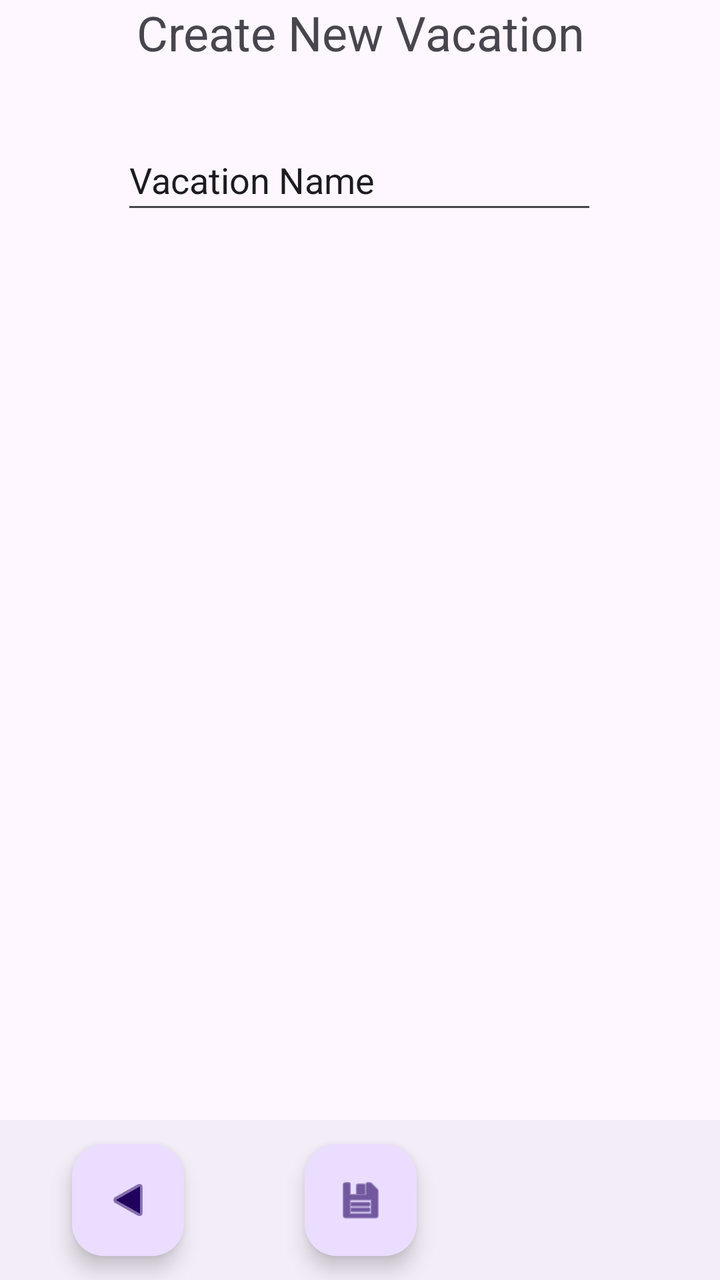
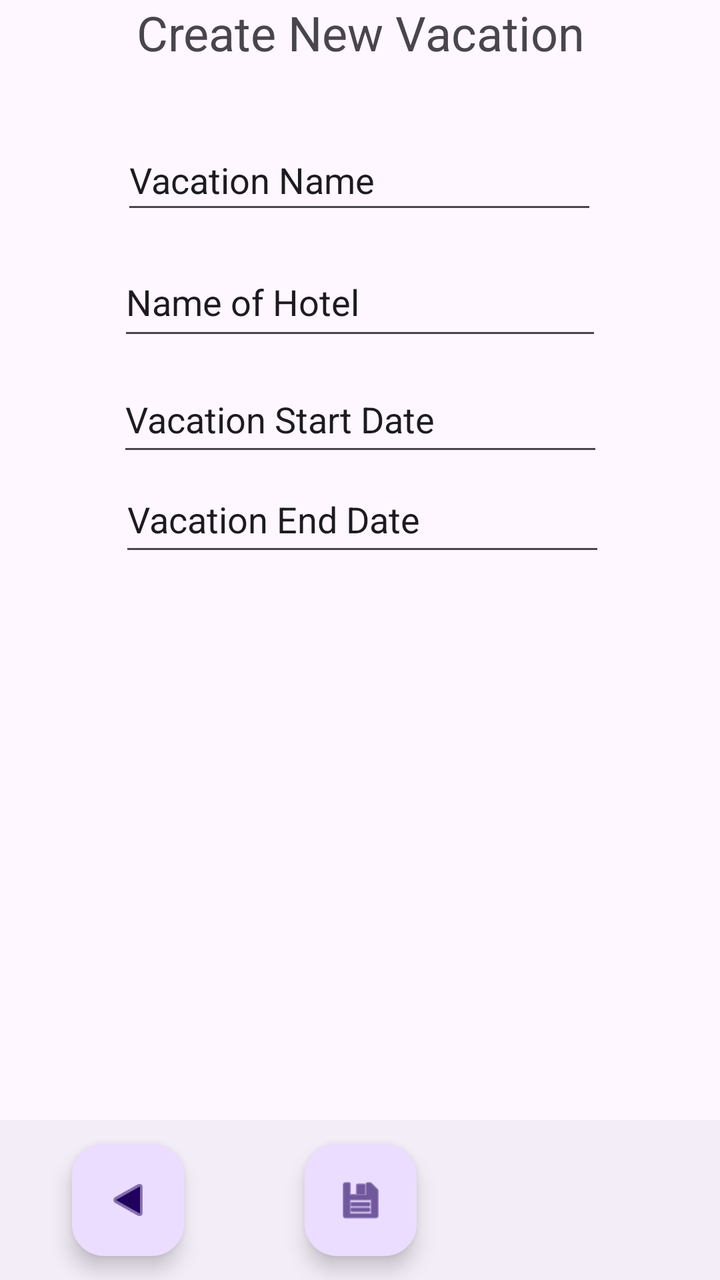

Compare the two renders of this Android layout. The source of the first and the diff that turns it into the second are given below.
<!-- AndroidManifest.xml: application theme Theme.VacationPlannerTool -->
<!-- res/layout/activity_add_vacation.xml -->
<?xml version="1.0" encoding="utf-8"?>
<androidx.constraintlayout.widget.ConstraintLayout xmlns:android="http://schemas.android.com/apk/res/android"
    xmlns:app="http://schemas.android.com/apk/res-auto"
    xmlns:tools="http://schemas.android.com/tools"
    android:id="@+id/main"
    android:layout_width="match_parent"
    android:layout_height="match_parent"
    tools:context=".AddVacationActivity">

    <com.google.android.material.textfield.TextInputLayout
        android:layout_width="409dp"
        android:layout_height="wrap_content"
        tools:layout_editor_absoluteX="1dp"
        tools:layout_editor_absoluteY="547dp"/>

    <com.google.android.material.bottomappbar.BottomAppBar
        android:id="@+id/bottomAppBar"
        android:layout_width="409dp"
        android:layout_height="wrap_content"
        android:layout_gravity="bottom"
        app:layout_constraintBottom_toBottomOf="parent"
        app:layout_constraintEnd_toEndOf="parent"
        app:layout_constraintStart_toStartOf="parent" />

    <com.google.android.material.floatingactionbutton.FloatingActionButton
        android:id="@+id/addVacSaveBtn"
        android:layout_width="wrap_content"
        android:layout_height="wrap_content"
        android:clickable="true"
        app:layout_constraintBottom_toBottomOf="@+id/bottomAppBar"
        app:layout_constraintEnd_toEndOf="@+id/bottomAppBar"
        app:layout_constraintStart_toStartOf="@+id/bottomAppBar"
        app:layout_constraintTop_toTopOf="@+id/bottomAppBar"
        app:srcCompat="@android:drawable/ic_menu_save" />

    <com.google.android.material.floatingactionbutton.FloatingActionButton
        android:id="@+id/addVacBackBtn"
        android:layout_width="wrap_content"
        android:layout_height="wrap_content"
        android:clickable="true"
        android:rotationY="180"
        app:layout_constraintBottom_toBottomOf="parent"
        app:layout_constraintEnd_toStartOf="@+id/addVacSaveBtn"
        app:layout_constraintStart_toStartOf="@+id/bottomAppBar"
        app:layout_constraintTop_toTopOf="@+id/bottomAppBar"
        app:srcCompat="@android:drawable/ic_media_play" />

    <TextView
        android:id="@+id/textView"
        android:layout_width="280dp"
        android:layout_height="65dp"
        android:text="Create New Vacation"
        android:textAlignment="center"
        android:textSize="24sp"
        app:layout_constraintEnd_toEndOf="parent"
        app:layout_constraintStart_toStartOf="parent"
        app:layout_constraintTop_toTopOf="parent" />

    <EditText
        android:id="@+id/addVacNameField"
        android:layout_width="238dp"
        android:layout_height="47dp"
        android:ems="10"
        android:inputType="text"
        android:text="Vacation Name"
        app:layout_constraintEnd_toEndOf="parent"
        app:layout_constraintHorizontal_bias="0.497"
        app:layout_constraintStart_toStartOf="parent"
        app:layout_constraintTop_toBottomOf="@+id/textView" />
</androidx.constraintlayout.widget.ConstraintLayout>
<!-- resources referenced by this layout -->
<resources>
  <style name="Theme.VacationPlannerTool" parent="Base.Theme.VacationPlannerTool" />
  <style name="Base.Theme.VacationPlannerTool" parent="Theme.Material3.DayNight.NoActionBar">
          
          
      </style>
</resources>

<!-- the commit's change to res/layout/activity_add_vacation.xml (unified diff, before → after) -->
@@ -67,4 +67,40 @@
         app:layout_constraintHorizontal_bias="0.497"
         app:layout_constraintStart_toStartOf="parent"
         app:layout_constraintTop_toBottomOf="@+id/textView" />
+
+    <EditText
+        android:id="@+id/addVacHotelField"
+        android:layout_width="242dp"
+        android:layout_height="51dp"
+        android:layout_marginTop="12dp"
+        android:ems="10"
+        android:inputType="text"
+        android:text="Name of Hotel"
+        app:layout_constraintEnd_toEndOf="parent"
+        app:layout_constraintStart_toStartOf="parent"
+        app:layout_constraintTop_toBottomOf="@+id/addVacNameField" />
+
+    <EditText
+        android:id="@+id/addVacStartDate"
+        android:layout_width="243dp"
+        android:layout_height="50dp"
+        android:layout_marginTop="8dp"
+        android:ems="10"
+        android:inputType="date"
+        android:text="Vacation Start Date"
+        app:layout_constraintEnd_toEndOf="parent"
+        app:layout_constraintStart_toStartOf="parent"
+        app:layout_constraintTop_toBottomOf="@+id/addVacHotelField" />
+
+    <EditText
+        android:id="@+id/addVacEndDate"
+        android:layout_width="243dp"
+        android:layout_height="50dp"
+        android:ems="10"
+        android:inputType="date"
+        android:text="Vacation End Date"
+        app:layout_constraintEnd_toEndOf="parent"
+        app:layout_constraintHorizontal_bias="0.511"
+        app:layout_constraintStart_toStartOf="parent"
+        app:layout_constraintTop_toBottomOf="@+id/addVacStartDate" />
 </androidx.constraintlayout.widget.ConstraintLayout>
